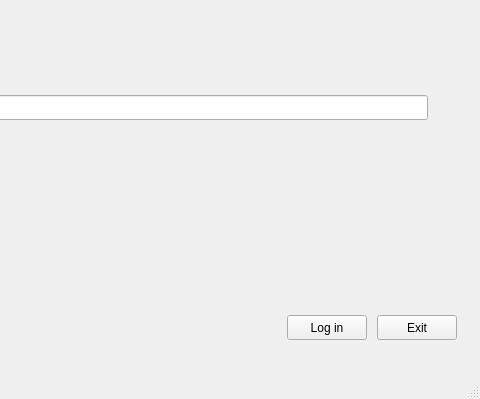
First picture: the form in src/UI/login.ui, repository PurpleFlamingo/purpleACOES, before the edit; both pictures show x 423 to 903 and y 242 to 641 of the 903 by 641 pixel window.
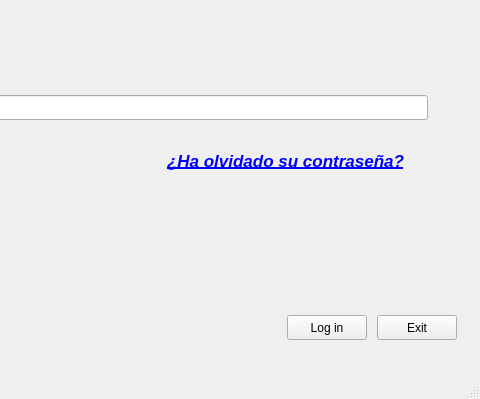
Second picture: the form after the edit.

Commit message: He agregado el enlace de recordatorio de clave

Patch:
```diff
--- a/src/UI/login.ui
+++ b/src/UI/login.ui
@@ -119,16 +119,41 @@
      </rect>
     </property>
    </widget>
-  </widget>
-  <widget class="QMenuBar" name="menuBar">
-   <property name="geometry">
-    <rect>
-     <x>0</x>
-     <y>0</y>
-     <width>903</width>
-     <height>22</height>
-    </rect>
-   </property>
+   <widget class="QLabel" name="label">
+    <property name="geometry">
+     <rect>
+      <x>590</x>
+      <y>370</y>
+      <width>261</width>
+      <height>31</height>
+     </rect>
+    </property>
+    <property name="font">
+     <font>
+      <pointsize>13</pointsize>
+      <weight>75</weight>
+      <italic>true</italic>
+      <bold>true</bold>
+      <underline>true</underline>
+      <stylestrategy>PreferDefault</stylestrategy>
+     </font>
+    </property>
+    <property name="cursor">
+     <cursorShape>OpenHandCursor</cursorShape>
+    </property>
+    <property name="mouseTracking">
+     <bool>true</bool>
+    </property>
+    <property name="accessibleDescription">
+     <string>&lt;html&gt;&lt;head/&gt;&lt;body&gt;&lt;p&gt;Recordatorio de contraseña&lt;/p&gt;&lt;/body&gt;&lt;/html&gt;</string>
+    </property>
+    <property name="styleSheet">
+     <string notr="true">color: rgb(0, 0, 255);</string>
+    </property>
+    <property name="text">
+     <string>¿Ha olvidado su contraseña?</string>
+    </property>
+   </widget>
   </widget>
   <widget class="QToolBar" name="mainToolBar">
    <attribute name="toolBarArea">
```
Left out of the diff: 2 changed lines with no effect on the pictures.
